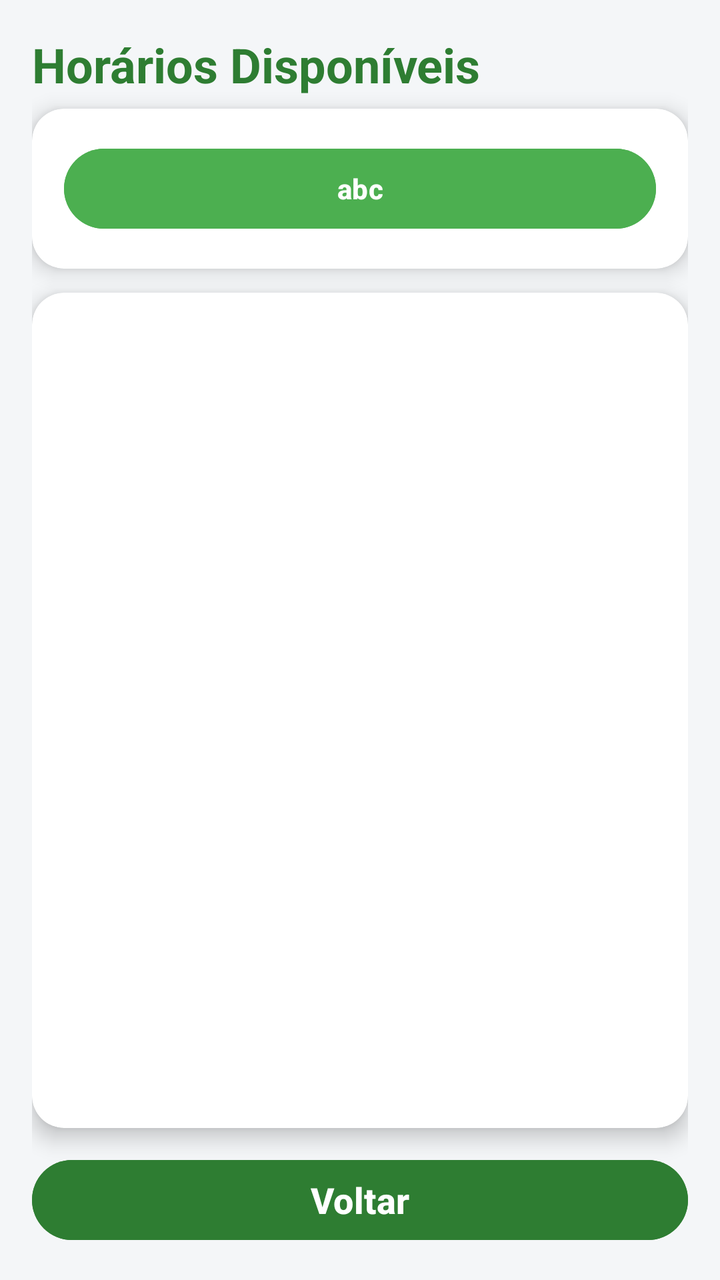
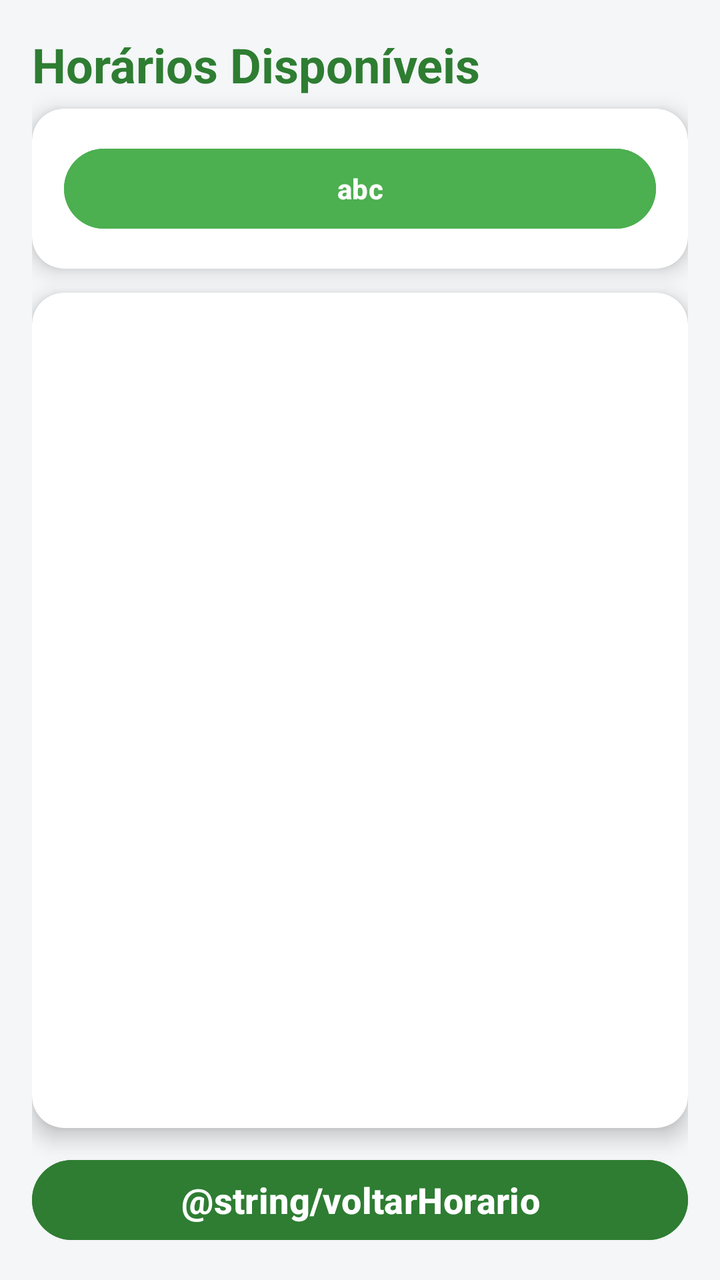

Two renders of the same Android screen: before a commit and after it. Below are the layout's source before the change and the commit's diff.
<!-- AndroidManifest.xml: application theme Theme.ProjFinal -->
<!-- res/layout/activity_horarios_v2.xml -->
<?xml version="1.0" encoding="utf-8"?>
<LinearLayout xmlns:android="http://schemas.android.com/apk/res/android"
    xmlns:app="http://schemas.android.com/apk/res-auto"
    android:layout_width="match_parent"
    android:layout_height="match_parent"
    android:background="@color/cinza_fundo"
    android:orientation="vertical"
    android:padding="16dp">

    
    <TextView
        android:id="@+id/txtTituloHorarios"
        android:layout_width="match_parent"
        android:layout_height="wrap_content"
        android:layout_marginBottom="6dp"
        android:text="@string/horariosTitulo"
        android:textColor="@color/verde_principal"
        android:textSize="24sp"
        android:textStyle="bold" />

    
    <androidx.cardview.widget.CardView
        android:id="@+id/cardBotoesHorarios"
        android:layout_width="match_parent"
        android:layout_height="wrap_content"
        android:layout_marginBottom="12dp"
        app:cardCornerRadius="16dp"
        app:cardElevation="6dp">

        <LinearLayout
            android:layout_width="match_parent"
            android:layout_height="wrap_content"
            android:gravity="center"
            android:orientation="horizontal"
            android:padding="12dp">


            
            <Button
                android:id="@+id/btnClear"
                android:layout_width="0dp"
                android:layout_height="wrap_content"
                android:layout_margin="4dp"
                android:layout_weight="1"
                android:backgroundTint="@color/verde_secundario"
                android:text="abc"
                android:textColor="@color/branco"
                android:textStyle="bold" />

        </LinearLayout>

    </androidx.cardview.widget.CardView>

    
    <androidx.cardview.widget.CardView
        android:id="@+id/cardTabela"
        android:layout_width="match_parent"
        android:layout_height="0dp"
        android:layout_marginBottom="12dp"
        android:layout_weight="1"
        app:cardCornerRadius="16dp"
        app:cardElevation="6dp">

        <HorizontalScrollView
            android:layout_width="match_parent"
            android:layout_height="match_parent"
            android:padding="8dp">

            <ScrollView
                android:layout_width="wrap_content"
                android:layout_height="match_parent">

                
                <TableLayout
                    android:id="@+id/tableLayout"
                    android:layout_width="wrap_content"
                    android:layout_height="wrap_content"
                    android:stretchColumns="*" />

            </ScrollView>

        </HorizontalScrollView>

    </androidx.cardview.widget.CardView>

    
    <Button
        android:id="@+id/btnVoltarHorario"
        android:layout_width="match_parent"
        android:layout_height="wrap_content"
        android:backgroundTint="@color/verde_principal"
        android:text="@string/voltar"
        android:textColor="@color/branco"
        android:textSize="18sp"
        android:textStyle="bold" />

</LinearLayout>
<!-- resources referenced by this layout -->
<resources>
  <color name="branco">#FFFFFF</color>
  <color name="cinza_fundo">#F4F6F8</color>
  <color name="verde_principal">#2E7D32</color>
  <color name="verde_secundario">#4CAF50</color>
  <string name="horariosTitulo">Horários Disponíveis</string>
  <string name="voltar">Voltar</string>
  <style name="Theme.ProjFinal" parent="Base.Theme.ProjFinal" />
  <style name="Base.Theme.ProjFinal" parent="Theme.Material3.DayNight.NoActionBar">
          
          
      </style>
</resources>

<!-- the commit's change to res/layout/activity_horarios_v2.xml (unified diff, before → after) -->
@@ -89,7 +89,7 @@
         android:layout_width="match_parent"
         android:layout_height="wrap_content"
         android:backgroundTint="@color/verde_principal"
-        android:text="@string/voltar"
+        android:text="@string/voltarHorario"
         android:textColor="@color/branco"
         android:textSize="18sp"
         android:textStyle="bold" />
<!-- resource entries referenced after the edit -->
@@ -5,7 +5,6 @@
   <color name="verde_principal">#2E7D32</color>
   <color name="verde_secundario">#4CAF50</color>
   <string name="horariosTitulo">Horários Disponíveis</string>
-  <string name="voltar">Voltar</string>
   <style name="Theme.ProjFinal" parent="Base.Theme.ProjFinal" />
   <style name="Base.Theme.ProjFinal" parent="Theme.Material3.DayNight.NoActionBar">
           
